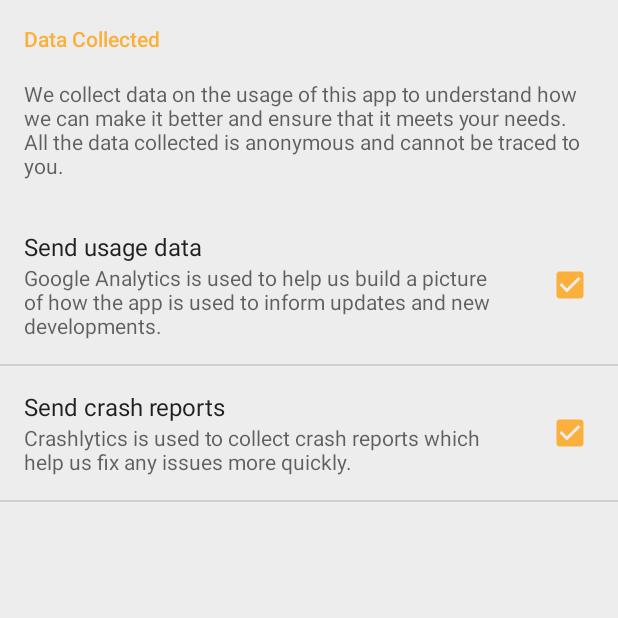
After one commit to thedistance/pocketseo-android, an Android app: the SettingsActivity screen opened directly, with no data from a screen before it, on a phone screen of 412 x 824 dp, the top half of it. The commit adds this screen. Run offline under Robolectric (Android 15) with nearby library versions, the phone set to English and light mode, and no system bars.

Commit message:
add missing settings activity to opt out of tracking

```diff
--- /dev/null
+++ b/app/src/main/java/io/pocketseo/SettingsActivity.java
@@ -0,0 +1,19 @@
+/*
+ * Copyright (c) The Distance Agency Ltd 2016.
+ */
+
+package io.pocketseo;
+
+import android.os.Bundle;
+import android.preference.PreferenceActivity;
+
+/**
+ * Created by pharris on 25/02/16.
+ */
+public class SettingsActivity extends PreferenceActivity {
+    @Override
+    public void onCreate(Bundle savedInstanceState) {
+        super.onCreate(savedInstanceState);
+        addPreferencesFromResource(R.xml.prefs_tracking);
+    }
+}
--- a/app/src/main/res/menu/activity_main.xml
+++ b/app/src/main/res/menu/activity_main.xml
@@ -14,4 +14,7 @@
     <item android:id="@+id/action_about"
           android:title="@string/about_this_app"
           app:showAsAction="never" />
+    <item android:id="@+id/action_settings"
+          android:title="@string/settings"
+          app:showAsAction="never" />
 </menu>
--- a/app/src/main/res/values/strings.xml
+++ b/app/src/main/res/values/strings.xml
@@ -1,4 +1,17 @@
 <resources>
+
+    <string name="pref_title_crashlytics">Send crash reports</string>
+    <string name="pref_description_crashlytics_on">Crashlytics is used to collect crash reports which help us fix any issues more quickly.</string>
+    <string name="pref_description_crashlytics_off">Crash reports will not be collected.</string>
+    <string name="pref_title_analytics">Send usage data</string>
+    <string name="pref_description_analytics_on">Google Analytics is used to help us build a picture of how the app is used to inform updates and new developments.</string>
+    <string name="pref_description_analytics_off">Usage data will not be collected.</string>
+    <string name="pref_key_data_collection">data_collection</string>
+    <string name="prefs_summary">We collect data on the usage of this app to understand how we can make it better and ensure that it meets your needs. All the data collected is anonymous and cannot be traced to you.</string>
+    <string name="pref_header_data_collection">Data Collected</string>
+    <string name="pref_key_crashlytics_enabled">send_crashes</string>
+    <string name="pref_key_analytics_enabled">send_analytics</string>
+
     <string name="app_name">PocketSEO</string>
     <string name="libraries">Libraries used in this app:</string>
     <string name="about_this_app">About this app</string>
@@ -11,4 +24,5 @@
     <string name="mozscape">MOZscape</string>
     <string name="website_name_hint">Enter a URL</string>
     <string name="status_code">Status</string>
+    <string name="settings">Settings</string>
 </resources>
--- /dev/null
+++ b/app/src/main/res/xml/prefs_tracking.xml
@@ -0,0 +1,31 @@
+<?xml version="1.0" encoding="utf-8"?>
+<!--
+  ~ Copyright (c) The Distance Agency Ltd 2016.
+  -->
+
+<PreferenceScreen xmlns:android="http://schemas.android.com/apk/res/android">
+
+    <PreferenceCategory
+        android:key="@string/pref_key_data_collection"
+        android:title="@string/pref_header_data_collection">
+
+        <Preference
+            android:persistent="true"
+            android:selectable="false"
+            android:summary="@string/prefs_summary" />
+
+        <CheckBoxPreference
+            android:defaultValue="true"
+            android:key="@string/pref_key_analytics_enabled"
+            android:summaryOff="@string/pref_description_analytics_off"
+            android:summaryOn="@string/pref_description_analytics_on"
+            android:title="@string/pref_title_analytics" />
+
+        <CheckBoxPreference
+            android:defaultValue="true"
+            android:key="@string/pref_key_crashlytics_enabled"
+            android:summaryOff="@string/pref_description_crashlytics_off"
+            android:summaryOn="@string/pref_description_crashlytics_on"
+            android:title="@string/pref_title_crashlytics" />
+    </PreferenceCategory>
+</PreferenceScreen>
```
Also changed, not shown: app/src/main/AndroidManifest.xml (+7 -0 lines), app/src/main/java/io/pocketseo/MainActivity.java (+8 -0 lines), app/src/main/java/io/pocketseo/PocketSeoApplication.java (+4 -5 lines).
